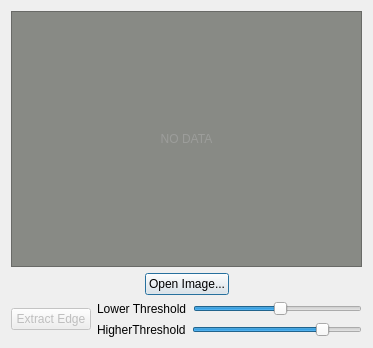
KevinEmiya/simpleCV, file demos/ImageViewer/src/gui/ImageDlg.ui: the form before one commit.
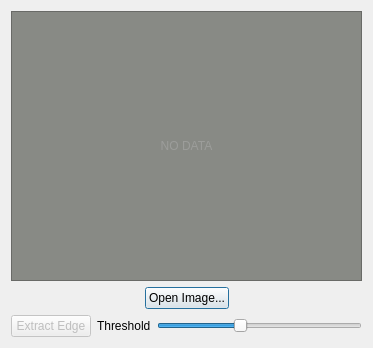
The form after the commit.

```diff
--- a/demos/ImageViewer/src/gui/ImageDlg.ui
+++ b/demos/ImageViewer/src/gui/ImageDlg.ui
@@ -107,7 +107,7 @@
          <item>
           <widget class="QLabel" name="label">
            <property name="text">
-            <string>Lower Threshold</string>
+            <string>Threshold</string>
            </property>
           </widget>
          </item>
@@ -123,10 +123,10 @@
             <number>10</number>
            </property>
            <property name="maximum">
-            <number>300</number>
+            <number>85</number>
            </property>
            <property name="value">
-            <number>160</number>
+            <number>40</number>
            </property>
            <property name="orientation">
             <enum>Qt::Horizontal</enum>
@@ -135,54 +135,6 @@
          </item>
         </layout>
        </item>
-       <item>
-        <layout class="QHBoxLayout" name="horizontalLayout_3">
-         <item>
-          <widget class="QLabel" name="label_2">
-           <property name="text">
-            <string>HigherThreshold</string>
-           </property>
-          </widget>
-         </item>
-         <item>
-          <widget class="QSlider" name="highThresSlider">
-           <property name="minimumSize">
-            <size>
-             <width>128</width>
-             <height>0</height>
-            </size>
-           </property>
-           <property name="minimum">
-            <number>10</number>
-           </property>
-           <property name="maximum">
-            <number>300</number>
-           </property>
-           <property name="value">
-            <number>240</number>
-           </property>
-           <property name="tracking">
-            <bool>true</bool>
-           </property>
-           <property name="orientation">
-            <enum>Qt::Horizontal</enum>
-           </property>
-           <property name="invertedAppearance">
-            <bool>false</bool>
-           </property>
-           <property name="invertedControls">
-            <bool>false</bool>
-           </property>
-           <property name="tickPosition">
-            <enum>QSlider::NoTicks</enum>
-           </property>
-           <property name="tickInterval">
-            <number>10</number>
-           </property>
-          </widget>
-         </item>
-        </layout>
-       </item>
       </layout>
      </item>
     </layout>
```
Left out of the diff: 2 changed lines with no effect on the pictures.
